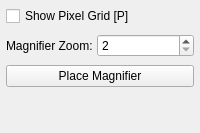
This is src/zoomtool.ui in Vesuri/excellence as Qt 5 draws it before an edit. The edited form follows.
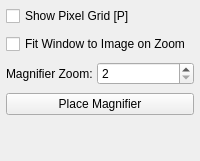
This is the edited form.

Commit message:
Add Fit Window to Image action and auto-fit-on-zoom option
Adds a Window menu action that resizes the active window to show the
whole image at the current zoom without scrollbars, clamped to the
screen size. Also adds a Zoom tool checkbox that triggers the same
fit whenever the zoom level changes, and fixes the existing Single
Window Mode auto-resize-on-zoom behavior to clamp to screen size too.

Fixes #75, #76

The edit to the form file:
```diff
--- a/src/zoomtool.ui
+++ b/src/zoomtool.ui
@@ -20,6 +20,13 @@
      </property>
     </widget>
    </item>
+   <item>
+    <widget class="QCheckBox" name="autoFitCheck">
+     <property name="text">
+      <string>Fit Window to Image on Zoom</string>
+     </property>
+    </widget>
+   </item>
    <item>
     <layout class="QFormLayout" name="formLayout">
      <property name="spacing">
```
The commit also changes 8 other files.
